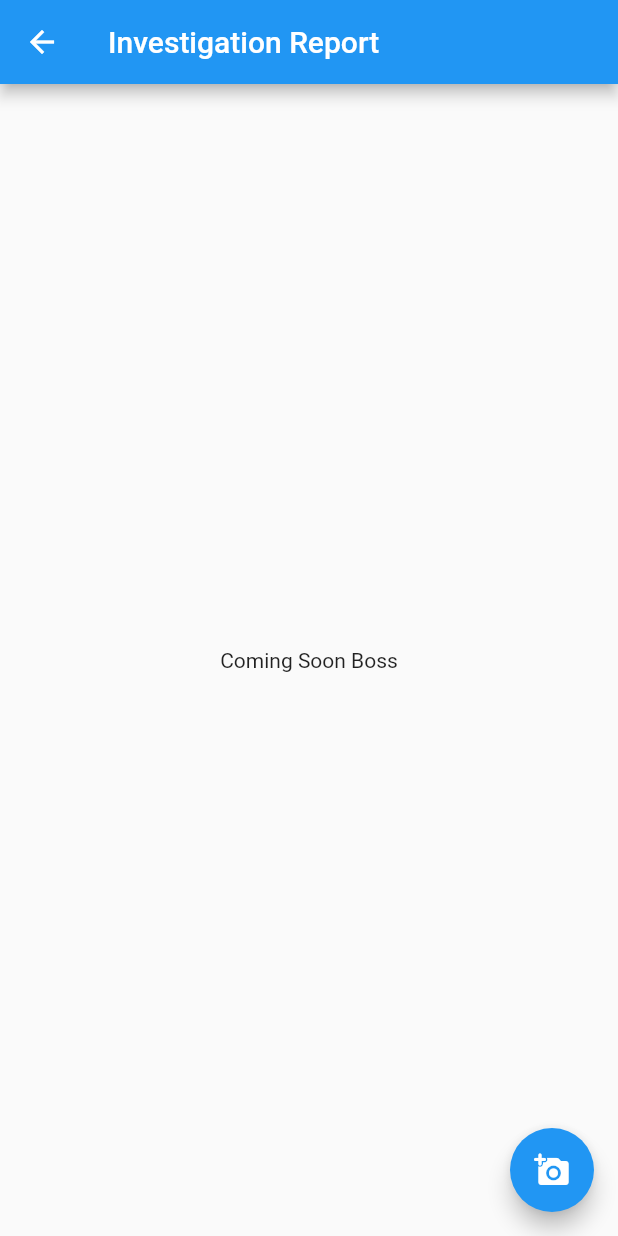
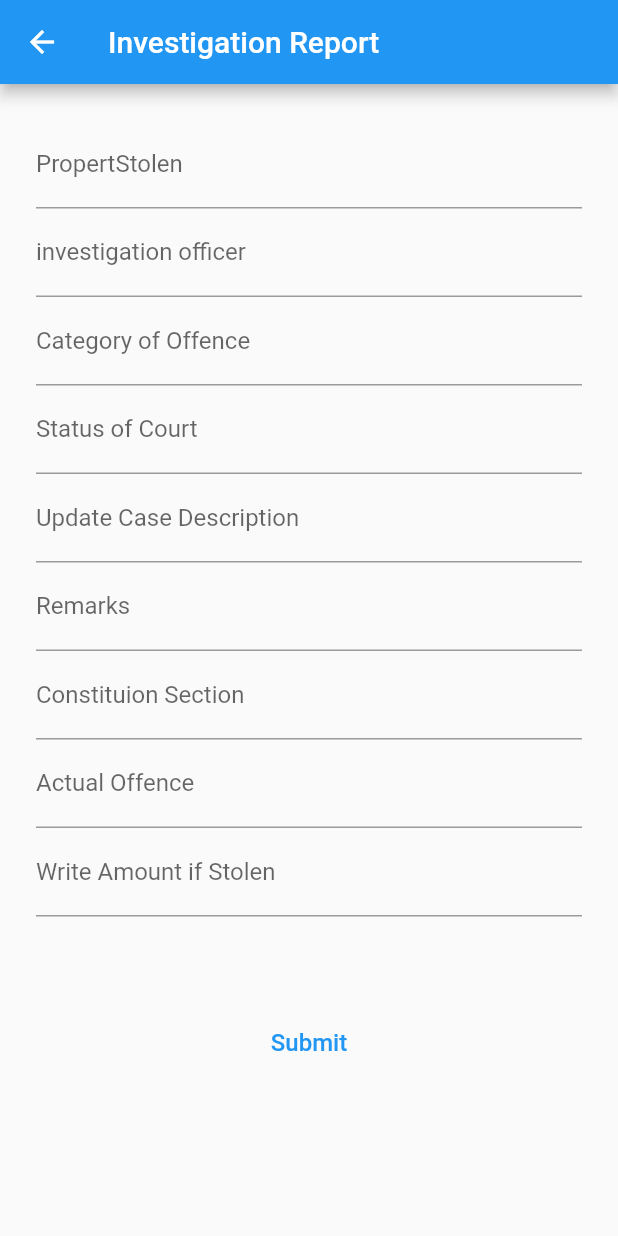
Before and after one commit to deogemini/police_app, a Flutter app: the IR screen opened directly, on a phone screen of 412 x 824 dp. Run offline on Flutter 3.47's test engine with Material 2 defaults, Android fonts, the phone set to English and light mode, and no system bars; our stand-ins replace image_picker, shared_preferences, splashscreen; accounts and stored records are empty.

Commit message:
add: investigation form added

```diff
--- a/lib/app_state/UserState.dart
+++ b/lib/app_state/UserState.dart
@@ -1,5 +1,4 @@
 import 'package:flutter/widgets.dart';
-import 'package:police_app/model/case.dart';
 import 'package:police_app/model/user.dart';
 import 'package:police_app/service/getUser.dart';
 
--- a/lib/app_state/caseState.dart
+++ b/lib/app_state/caseState.dart
@@ -4,6 +4,8 @@ import 'package:police_app/model/case.dart';
 import 'package:police_app/service/caseService.dart';
 
 class CaseState extends ChangeNotifier {
+  bool _iscaseIsAvailable;
+  bool get caseIsAvailable => _iscaseIsAvailable ?? false;
   CaseDetails _caseDetails;
   List<CaseDetails> _caseDetailsLists;
 
@@ -18,7 +20,6 @@ class CaseState extends ChangeNotifier {
       _investigationReports ?? [];
 
   Future<void> onSetCurrentCase(CaseDetails caseDetail) async {
-    print("in states ");
     print(caseDetail.name);
     _caseDetails = caseDetail;
     notifyListeners();
@@ -30,7 +31,6 @@ class CaseState extends ChangeNotifier {
   }
 
   Future<void> onGetCasesDetail() async {
-    print("in state");
     _investigationReports =
         await CaseService().fetchIndividualData(caseDetails.id);
     notifyListeners();
--- a/lib/constants.dart
+++ /dev/null
@@ -1,2 +0,0 @@
-
-//
--- a/lib/home.dart
+++ b/lib/home.dart
@@ -1,9 +1,7 @@
 import 'package:flutter/material.dart';
-import 'package:police_app/app_state/UserState.dart';
 import 'package:police_app/intro.dart';
 import 'package:police_app/cases.dart';
 import 'package:police_app/profile.dart';
-import 'package:provider/provider.dart';
 class home extends StatefulWidget {
   @override
   _homeState createState() => _homeState();
--- /dev/null
+++ b/lib/investigationForm.dart
@@ -0,0 +1,159 @@
+import 'package:flutter/material.dart';
+import 'dart:io';
+import 'package:image_picker/image_picker.dart';
+
+class InvestigationForm extends StatefulWidget {
+  const InvestigationForm({Key key}) : super(key: key);
+
+  @override
+  _InvestigationFormState createState() => _InvestigationFormState();
+}
+
+class _InvestigationFormState extends State<InvestigationForm> {
+  File _image;
+
+  final picker = ImagePicker();
+
+  Future getImage() async {
+    final pickedFile = await picker.getImage(source: ImageSource.camera);
+
+    setState(() {
+      if (pickedFile != null) {
+        _image = File(pickedFile.path);
+      } else {
+        print('No image selected.');
+      }
+    });
+  }
+
+  String _propertystolen;
+  String _ifstolenproperty;
+  String _investigationofficer;
+  String _categoryofoffence;
+  String _offences;
+  String _sections;
+  String _remark;
+  String _descriptions;
+  String _court;
+
+  final GlobalKey<FormState> _formKey = GlobalKey<FormState>();
+
+  Widget _buildPropertyStolen() {
+    return TextField(
+      decoration: InputDecoration(labelText: 'PropertStolen'),
+      onChanged: (String value) {
+        _propertystolen = value;
+      },
+    );
+  }
+
+  Widget _buildIfStolenPropert() {
+    return TextField(
+      decoration: InputDecoration(labelText: 'Write Amount if Stolen'),
+      onChanged: (String value) {
+        _ifstolenproperty = value;
+      },
+    );
+  }
+
+  Widget _buildInvestigationOfficer() {
+    return TextField(
+      decoration: InputDecoration(labelText: 'investigation officer'),
+      onChanged: (String value) {
+        _investigationofficer = value;
+      },
+    );
+  }
+
+  Widget _buildCategoryofOffence() {
+    return TextField(
+      decoration: InputDecoration(labelText: 'Category of Offence'),
+      onChanged: (String value) {
+        _categoryofoffence = value;
+      },
+    );
+  }
+
+  Widget _buildOffences() {
+    return TextField(
+        decoration: InputDecoration(labelText: 'Actual Offence'),
+        onChanged: (String value) {
+          _offences = value;
+        });
+  }
+
+  Widget _buildSections() {
+    return TextField(
+      decoration: InputDecoration(labelText: 'Constituion Section'),
+      onChanged: (String value) {
+        _sections = value;
+      },
+    );
+  }
+
+  Widget _buildRemarks() {
+    return TextField(
+      decoration: InputDecoration(labelText: 'Remarks'),
+      onChanged: (String value) {
+        _remark = value;
+      },
+    );
+  }
+
+  Widget _buildDescriptions() {
+    return TextField(
+      decoration: InputDecoration(labelText: 'Update Case Description'),
+      onChanged: (String value) {
+        _descriptions = value;
+      },
+    );
+  }
+
+  Widget _buildCourts() {
+    return TextField(
+      decoration: InputDecoration(labelText: 'Status of Court'),
+      onChanged: (String value) {
+        _court = value;
+      },
+    );
+  }
+
+  @override
+  Widget build(BuildContext context) {
+    return Container(
+        margin: EdgeInsets.all(24),
+        child: Form(
+          key: _formKey,
+          child: SingleChildScrollView(
+            child: Column(
+              mainAxisAlignment: MainAxisAlignment.center,
+              children: <Widget>[
+                _buildPropertyStolen(),
+                _buildInvestigationOfficer(),
+                _buildCategoryofOffence(),
+                _buildCourts(),
+                _buildDescriptions(),
+                _buildRemarks(),
+                _buildSections(),
+                _buildOffences(),
+                _buildIfStolenPropert(),
+                SizedBox(
+                  height: 60,
+                ),
+                TextButton(
+                  style: ButtonStyle(),
+                  child: Text(
+                    'Submit',
+                    style: TextStyle(color: Colors.blue, fontSize: 16),
+                  ),
+                  onPressed: () {
+                    _formKey.currentState.save();
+                    print(_propertystolen);
+                  },
+                )
+              ],
+            ),
+          ),
+        ));
+  }
+}
--- a/lib/investigationReport.dart
+++ b/lib/investigationReport.dart
@@ -1,6 +1,6 @@
 import 'package:flutter/material.dart';
-import 'dart:io';
-import 'package:image_picker/image_picker.dart';
+import 'package:police_app/investigationForm.dart';
+
 class IR extends StatefulWidget {
   const IR ({ Key key }) : super(key: key);
 
@@ -9,20 +9,7 @@ class IR extends StatefulWidget {
 }
 
 class _IR extends State<IR > {
-   File _image;
-  final picker = ImagePicker();
 
-  Future getImage() async {
-    final pickedFile = await picker.getImage(source: ImageSource.camera);
-
-    setState(() {
-      if (pickedFile != null) {
-        _image = File(pickedFile.path);
-      } else {
-        print('No image selected.');
-      }
-    });
-  }
   @override
   Widget build(BuildContext context) {
     return Scaffold(
@@ -30,12 +17,8 @@ class _IR extends State<IR > {
         title: Text('Investigation Report'),
       ),
 
-      body: Center(child: Text('Coming Soon Boss'),),
-      floatingActionButton: FloatingActionButton(
-        onPressed: getImage,
-        tooltip: 'Pick Image',
-        child: Icon(Icons.add_a_photo_rounded),
-      ),
+      body: InvestigationForm()
+
 
     );
   }
--- a/lib/loginscreen.dart
+++ b/lib/loginscreen.dart
@@ -11,8 +11,7 @@ class LoginScreen extends StatefulWidget {
 class _LoginScreenState extends State<LoginScreen> {
   TextEditingController emailController = TextEditingController();
   TextEditingController passController = TextEditingController();
-  // final _formKey = GlobalKey<FormState>();
-  // bool _isLoading = false;
+
   bool _passwordVisible;
 
   @override
--- a/lib/viewIR.dart
+++ b/lib/viewIR.dart
@@ -182,6 +182,7 @@ class _ViewIRState extends State<ViewIR> {
                         Text(
                           singleIR.remarks,
                           textAlign: TextAlign.justify,
+                          textDirection: TextDirection.ltr,
                           style: TextStyle(
                               fontSize: 17, fontWeight: FontWeight.w300),
                         )
```
